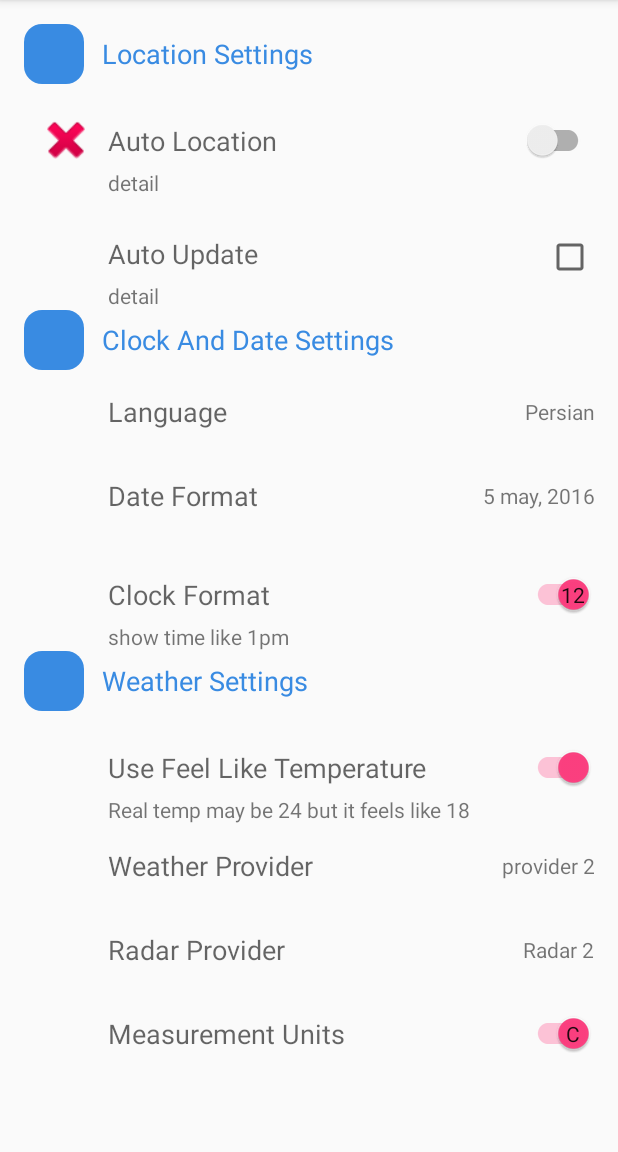
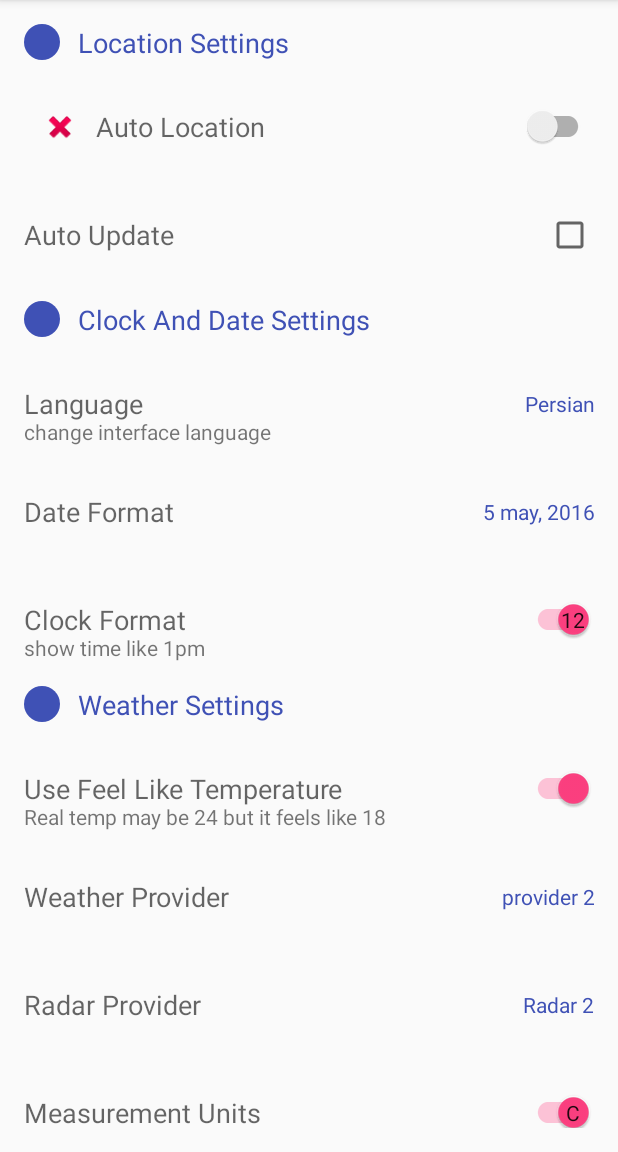
Before and after one commit to MRezaNasirloo/PreferenceZero, an Android app: the screen it shows after launch (MainActivity), on a phone screen of 412 x 824 dp, the part 84-1236 px from its top. Run offline under Robolectric (Android 15) with nearby library versions, the phone set to English and light mode, and no system bars.

Commit message:
FIx layouts problems.

```diff
--- a/app/src/main/res/layout/activity_main.xml
+++ b/app/src/main/res/layout/activity_main.xml
@@ -1,10 +1,10 @@
 <?xml version="1.0" encoding="utf-8"?>
 <android.support.v4.widget.NestedScrollView
     xmlns:android="http://schemas.android.com/apk/res/android"
+    xmlns:app="http://schemas.android.com/apk/res-auto"
     xmlns:tools="http://schemas.android.com/tools"
     android:layout_width="match_parent"
     android:layout_height="match_parent"
-    xmlns:app="http://schemas.android.com/apk/res-auto"
     android:paddingBottom="@dimen/activity_vertical_margin"
     android:paddingLeft="@dimen/activity_horizontal_margin"
     android:paddingRight="@dimen/activity_horizontal_margin"
@@ -21,88 +21,97 @@
         <com.sixthsolution.materialpreferences.preferences.EasyPreferencesHeader
             android:layout_width="match_parent"
             android:layout_height="wrap_content"
+            app:ep_icon="@drawable/default_icon"
+            app:ep_key="pref_header"
             app:ep_title="@string/location_setting"
-            app:ep_key="pref_header"
-            app:ep_icon="@drawable/default_icon"
             />
 
         <com.sixthsolution.materialpreferences.preferences.EasyPreferenceSwitch
             android:id="@+id/preferences_auto_location"
             android:layout_width="match_parent"
             android:layout_height="wrap_content"
+            android:layout_marginTop="@dimen/activity_horizontal_margin"
+            app:ep_default="false"
+            app:ep_icon="@android:drawable/ic_delete"
+            app:ep_key="pref_auto_location"
             app:ep_title="@string/auto_location"
-            app:ep_default="false"
-            app:ep_key="pref_auto_location"
-            app:ep_icon="@android:drawable/ic_delete"
             />
 
         <com.sixthsolution.materialpreferences.preferences.EasyPreferenceCheckBox
             android:id="@+id/preferences_auto_update"
             android:layout_width="match_parent"
             android:layout_height="wrap_content"
+            android:layout_marginTop="@dimen/activity_horizontal_margin"
+            app:ep_default="false"
+            app:ep_detail_on="Automatic Update"
+            app:ep_key="pref_auto_update"
             app:ep_title="Auto Update"
-            app:ep_default="false"
-            app:ep_key="pref_auto_update"
-            app:ep_detail_on="Automatic Update"
             />
 
         <com.sixthsolution.materialpreferences.preferences.EasyPreferencesHeader
             android:layout_width="match_parent"
             android:layout_height="wrap_content"
+            android:layout_marginTop="@dimen/activity_horizontal_margin"
+            app:ep_icon="@drawable/default_icon"
+            app:ep_key="pref_header"
             app:ep_title="@string/clock_date_setting"
-            app:ep_key="pref_header"
-            app:ep_icon="@drawable/default_icon"
             />
 
         <com.sixthsolution.materialpreferences.preferences.lists.EasyPreferenceListDialog
             android:id="@+id/preferences_choose_language"
             android:layout_width="match_parent"
             android:layout_height="wrap_content"
+            android:layout_marginTop="@dimen/activity_horizontal_margin"
             android:entries="@array/pref_language_list_entries"
             android:entryValues="@array/pref_language_list_value"
             app:ep_default="1"
+            app:ep_key="pref_choose_language"
             app:ep_title="@string/language"
-            app:ep_key="pref_choose_language"
+            app:ep_detail_on="change interface language"
             />
 
         <com.sixthsolution.materialpreferences.preferences.lists.EasyPreferenceListDialog
             android:id="@+id/preferences_choose_date_format"
             android:layout_width="match_parent"
             android:layout_height="wrap_content"
+            android:layout_marginTop="@dimen/activity_horizontal_margin"
             android:entries="@array/pref_date_format_list_entries"
             android:entryValues="@array/pref_date_format_list_value"
             app:ep_default="1"
+            app:ep_key="pref_date_format"
             app:ep_title="@string/date_format"
-            app:ep_key="pref_date_format"
             />
 
         <com.sixthsolution.materialpreferences.preferences.EasyPreferenceSwitch
             android:id="@+id/preferences_clock_format"
             android:layout_width="match_parent"
             android:layout_height="wrap_content"
+            android:layout_marginTop="@dimen/activity_horizontal_margin"
+            app:ep_default="true"
+            app:ep_detail_off="show time like 13"
+            app:ep_detail_on="show time like 1pm"
+            app:ep_key="pref_clock_format"
             app:ep_title="@string/clock_format"
-            app:ep_default="true"
-            app:ep_key="pref_clock_format"
-            app:ep_detail_on="show time like 1pm"
-            app:ep_detail_off="show time like 13"
             />
 
         <com.sixthsolution.materialpreferences.preferences.EasyPreferencesHeader
             android:layout_width="match_parent"
             android:layout_height="wrap_content"
+            app:ep_icon="@drawable/default_icon"
+            app:ep_key="pref_header"
             app:ep_title="@string/weather_settings"
-            app:ep_key="pref_header"
-            app:ep_icon="@drawable/default_icon"
+            android:layout_marginTop="@dimen/activity_horizontal_margin"
             />
 
         <com.sixthsolution.materialpreferences.preferences.EasyPreferenceSwitch
             android:id="@+id/preferences_feel_temp"
             android:layout_width="match_parent"
             android:layout_height="wrap_content"
+            android:layout_marginTop="@dimen/activity_horizontal_margin"
+            app:ep_default="true"
+            app:ep_detail_on="Real temp may be 24 but it feels like 18"
+            app:ep_key="pref_feel_temp"
             app:ep_title="@string/feel_temp"
-            app:ep_default="true"
-            app:ep_key="pref_feel_temp"
-            app:ep_detail_on="Real temp may be 24 but it feels like 18"
             />
 
 
@@ -110,31 +119,34 @@
             android:id="@+id/preferences_choose_weather_provider"
             android:layout_width="match_parent"
             android:layout_height="wrap_content"
+            android:layout_marginTop="@dimen/activity_horizontal_margin"
             android:entries="@array/pref_weather_provider_list_entries"
             android:entryValues="@array/pref_weather_provider_list_value"
             app:ep_default="1"
+            app:ep_key="pref_weather_provider"
             app:ep_title="@string/weather_provider"
-            app:ep_key="pref_weather_provider"
             />
 
         <com.sixthsolution.materialpreferences.preferences.lists.EasyPreferenceListDialog
             android:id="@+id/preferences_choose_radar_provider"
             android:layout_width="match_parent"
             android:layout_height="wrap_content"
+            android:layout_marginTop="@dimen/activity_horizontal_margin"
             android:entries="@array/pref_radar_provider_list_entries"
             android:entryValues="@array/pref_radar_provider_list_value"
             app:ep_default="1"
+            app:ep_key="pref_radar_provider"
             app:ep_title="@string/radar_provider"
-            app:ep_key="pref_radar_provider"
             />
 
         <com.sixthsolution.materialpreferences.preferences.EasyPreferenceSwitch
             android:id="@+id/preferences_measurement_unit"
             android:layout_width="match_parent"
             android:layout_height="wrap_content"
-            app:ep_title="@string/measurement_unit"
+            android:layout_marginTop="@dimen/activity_horizontal_margin"
             app:ep_default="true"
             app:ep_key="pref_measurement_unit"
+            app:ep_title="@string/measurement_unit"
             />
 
 
--- a/material-preferences-lib/src/main/java/com/sixthsolution/materialpreferences/preferences/EasyPreferenceSwitchCompoundButton.java
+++ b/material-preferences-lib/src/main/java/com/sixthsolution/materialpreferences/preferences/EasyPreferenceSwitchCompoundButton.java
@@ -46,7 +46,7 @@ public abstract class EasyPreferenceSwitchCompoundButton extends EasyPreferenceB
 
         // show or hide icon
         if (iconResId < 0) {
-            imageViewIcon.setVisibility(INVISIBLE);
+            imageViewIcon.setVisibility(GONE);
         } else {
             imageViewIcon.setImageResource(iconResId);
         }
@@ -82,7 +82,7 @@ public abstract class EasyPreferenceSwitchCompoundButton extends EasyPreferenceB
             textViewDetail.setVisibility(VISIBLE);
             textViewDetail.setText(detailTextOFF);
         } else {
-            textViewDetail.setVisibility(GONE);
+            textViewDetail.setVisibility(INVISIBLE);
         }
     }
 }
--- a/material-preferences-lib/src/main/java/com/sixthsolution/materialpreferences/preferences/lists/EasyPreferenceListDialog.java
+++ b/material-preferences-lib/src/main/java/com/sixthsolution/materialpreferences/preferences/lists/EasyPreferenceListDialog.java
@@ -76,14 +76,15 @@ public class EasyPreferenceListDialog extends EasyPreferenceDialog<Integer> {
 
         // show or hide detailText
         if (detailTextON == null) {
-            tvDetail.setVisibility(GONE);
+            tvDetail.setVisibility(INVISIBLE);
         } else {
+            tvDetail.setVisibility(VISIBLE);
             tvDetail.setText(detailTextON);
         }
 
         // show or hide icon
         if (iconResId < 0) {
-            imgIcon.setVisibility(INVISIBLE);
+            imgIcon.setVisibility(GONE);
         } else {
             imgIcon.setImageResource(iconResId);
         }
--- a/material-preferences-lib/src/main/res/layout/easy_preference_checkbox.xml
+++ b/material-preferences-lib/src/main/res/layout/easy_preference_checkbox.xml
@@ -16,6 +16,7 @@
         android:layout_centerVertical="true"
         android:layout_margin="@dimen/default_margin"
         android:src="@mipmap/ic_launcher"
+        android:visibility="visible"
         />
 
     <TextView
@@ -23,8 +24,10 @@
         style="@style/TextAppearance.AppCompat.Medium"
         android:layout_width="wrap_content"
         android:layout_height="wrap_content"
+        android:layout_alignWithParentIfMissing="true"
         android:layout_centerVertical="true"
         android:layout_toEndOf="@id/easy_icon"
+        android:layout_toRightOf="@id/easy_icon"
         android:gravity="start"
         android:text="password status"
         />
@@ -36,18 +39,20 @@
         android:layout_height="wrap_content"
         android:layout_alignLeft="@id/easy_tittle"
         android:layout_alignStart="@id/easy_tittle"
-        android:layout_below="@id/easy_icon"
+        android:layout_below="@id/easy_tittle"
+        android:layout_marginTop="@dimen/default_margin"
         android:gravity="start"
         android:text="detail"
+        android:visibility="invisible"
         />
 
     <android.support.v7.widget.AppCompatCheckBox
+        android:id="@+id/easy_checkable"
         android:layout_width="wrap_content"
         android:layout_height="wrap_content"
-        android:id="@+id/easy_checkable"
-        android:layout_above="@+id/easy_detail"
-        android:layout_alignRight="@+id/easy_detail"
-        android:layout_alignEnd="@+id/easy_detail"
+        android:layout_alignParentEnd="true"
+        android:layout_alignParentRight="true"
+        android:layout_centerVertical="true"
         android:clickable="false"
         android:focusable="false"
         />
--- a/material-preferences-lib/src/main/res/layout/easy_preference_dialog.xml
+++ b/material-preferences-lib/src/main/res/layout/easy_preference_dialog.xml
@@ -22,26 +22,28 @@
         style="@style/TextAppearance.AppCompat.Medium"
         android:layout_width="wrap_content"
         android:layout_height="wrap_content"
-        android:text="password status"
-        android:gravity="start"
+        android:layout_alignWithParentIfMissing="true"
         android:layout_centerVertical="true"
         android:layout_toEndOf="@id/easy_icon"
         android:layout_toLeftOf="@+id/easy_summary"
         android:layout_toRightOf="@id/easy_icon"
         android:layout_toStartOf="@+id/easy_summary"
+        android:gravity="start"
+        android:text="password status"
         />
 
     <TextView
         android:id="@+id/easy_summary"
         android:layout_width="wrap_content"
         android:layout_height="wrap_content"
-        android:clickable="false"
-        android:focusable="false"
-        android:text="password status"
-        android:gravity="end"
         android:layout_alignParentEnd="true"
         android:layout_alignParentRight="true"
         android:layout_centerVertical="true"
+        android:clickable="false"
+        android:focusable="false"
+        android:gravity="end"
+        android:text="password status"
+        android:textColor="?attr/colorPrimary"
         />
 
     <TextView
@@ -51,9 +53,11 @@
         android:layout_height="wrap_content"
         android:layout_alignLeft="@id/easy_tittle"
         android:layout_alignStart="@id/easy_tittle"
-        android:layout_below="@id/easy_icon"
+        android:layout_below="@id/easy_tittle"
+        android:layout_marginTop="@dimen/default_margin"
         android:gravity="start"
         android:text="detail"
+        android:visibility="invisible"
         />
 
 </RelativeLayout>
--- a/material-preferences-lib/src/main/res/layout/easy_preference_switch.xml
+++ b/material-preferences-lib/src/main/res/layout/easy_preference_switch.xml
@@ -33,6 +33,7 @@
         style="@style/TextAppearance.AppCompat.Medium"
         android:layout_width="wrap_content"
         android:layout_height="wrap_content"
+        android:layout_alignWithParentIfMissing="true"
         android:layout_centerVertical="true"
         android:layout_toEndOf="@id/easy_icon"
         android:layout_toLeftOf="@id/easy_checkable"
@@ -49,9 +50,11 @@
         android:layout_height="wrap_content"
         android:layout_alignLeft="@id/easy_tittle"
         android:layout_alignStart="@id/easy_tittle"
-        android:layout_below="@id/easy_icon"
+        android:layout_below="@id/easy_tittle"
+        android:layout_marginTop="@dimen/default_margin"
         android:gravity="start"
         android:text="detail"
+        android:visibility="invisible"
         />
 
 </RelativeLayout>
--- a/material-preferences-lib/src/main/res/layout/easy_preferences_group_header.xml
+++ b/material-preferences-lib/src/main/res/layout/easy_preferences_group_header.xml
@@ -7,10 +7,10 @@
 
     <ImageView
         android:id="@+id/easy_group_icon"
-        android:layout_width="40dp"
-        android:layout_height="40dp"
+        android:layout_width="@dimen/easy_icon_size"
+        android:layout_height="@dimen/easy_icon_size"
         android:src="@drawable/default_icon"
-        android:tint="@color/blue"
+        android:tint="?attr/colorPrimary"
         />
 
     <TextView
@@ -20,7 +20,7 @@
         android:text="group title"
         android:gravity="start"
         style="@style/TextAppearance.AppCompat.Medium"
-        android:textColor="@color/blue"
+        android:textColor="?attr/colorPrimary"
         android:layout_marginLeft="12dp"
         />
 
--- a/material-preferences-lib/src/main/res/values/dimens.xml
+++ b/material-preferences-lib/src/main/res/values/dimens.xml
@@ -1,5 +1,5 @@
 <?xml version="1.0" encoding="utf-8"?>
 <resources>
-    <dimen name="easy_icon_size">40dp</dimen>
-    <dimen name="default_margin">8dp</dimen>
+    <dimen name="easy_icon_size">24dp</dimen>
+    <dimen name="default_margin">12dp</dimen>
 </resources>
```
